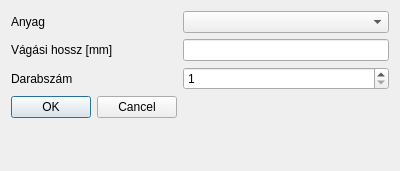
The window that view/dialog/addinputdialog.ui (horvathzoltan/cutplannerpro) describes before a commit, drawn with Qt 5.
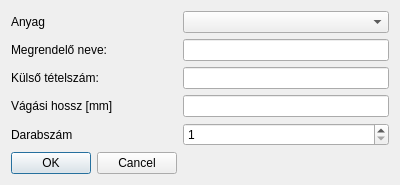
The same window after the commit.

```diff
--- a/view/dialog/addinputdialog.ui
+++ b/view/dialog/addinputdialog.ui
@@ -14,31 +14,31 @@
    <string>Dialog</string>
   </property>
   <layout class="QFormLayout" name="formLayout">
-   <item row="2" column="0">
+   <item row="4" column="0">
     <widget class="QLabel" name="label">
      <property name="text">
       <string>Vágási hossz [mm]</string>
      </property>
     </widget>
    </item>
-   <item row="2" column="1">
+   <item row="4" column="1">
     <widget class="QLineEdit" name="editLength"/>
    </item>
-   <item row="3" column="0">
+   <item row="5" column="0">
     <widget class="QLabel" name="label_2">
      <property name="text">
       <string>Darabszám</string>
      </property>
     </widget>
    </item>
-   <item row="3" column="1">
+   <item row="5" column="1">
     <widget class="QSpinBox" name="spinQuantity">
      <property name="minimum">
       <number>1</number>
      </property>
     </widget>
    </item>
-   <item row="8" column="0">
+   <item row="10" column="0">
     <widget class="QDialogButtonBox" name="buttonBox">
      <property name="orientation">
       <enum>Qt::Orientation::Horizontal</enum>
@@ -58,6 +58,26 @@
    <item row="1" column="1">
     <widget class="QComboBox" name="comboMaterial"/>
    </item>
+   <item row="2" column="0">
+    <widget class="QLabel" name="label_owner">
+     <property name="text">
+      <string>Megrendelő neve:</string>
+     </property>
+    </widget>
+   </item>
+   <item row="2" column="1">
+    <widget class="QLineEdit" name="editOwner"/>
+   </item>
+   <item row="3" column="0">
+    <widget class="QLabel" name="label_ref">
+     <property name="text">
+      <string>Külső tételszám:</string>
+     </property>
+    </widget>
+   </item>
+   <item row="3" column="1">
+    <widget class="QLineEdit" name="editReference"/>
+   </item>
   </layout>
  </widget>
  <resources/>
```
